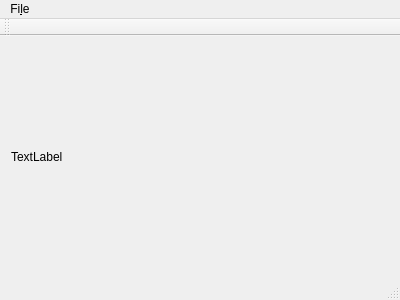
Above: mainwindow.ui from CannonContraption/GMeme before the change. Below: the same form after it.
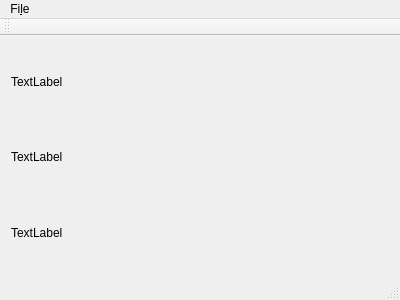
That is the form after the change.

```diff
--- a/mainwindow.ui
+++ b/mainwindow.ui
@@ -17,13 +17,27 @@
    <layout class="QHBoxLayout" name="horizontalLayout">
     <item>
      <layout class="QGridLayout" name="gridLayout">
-      <item row="0" column="0">
+      <item row="1" column="0">
        <widget class="QLabel" name="mainImage">
         <property name="text">
          <string>TextLabel</string>
         </property>
        </widget>
       </item>
+      <item row="0" column="0">
+       <widget class="QLabel" name="gm_ban1">
+        <property name="text">
+         <string>TextLabel</string>
+        </property>
+       </widget>
+      </item>
+      <item row="2" column="0">
+       <widget class="QLabel" name="gm_ban2">
+        <property name="text">
+         <string>TextLabel</string>
+        </property>
+       </widget>
+      </item>
      </layout>
     </item>
    </layout>
```
Left out of the diff: 4 changed lines with no effect on the pictures.
